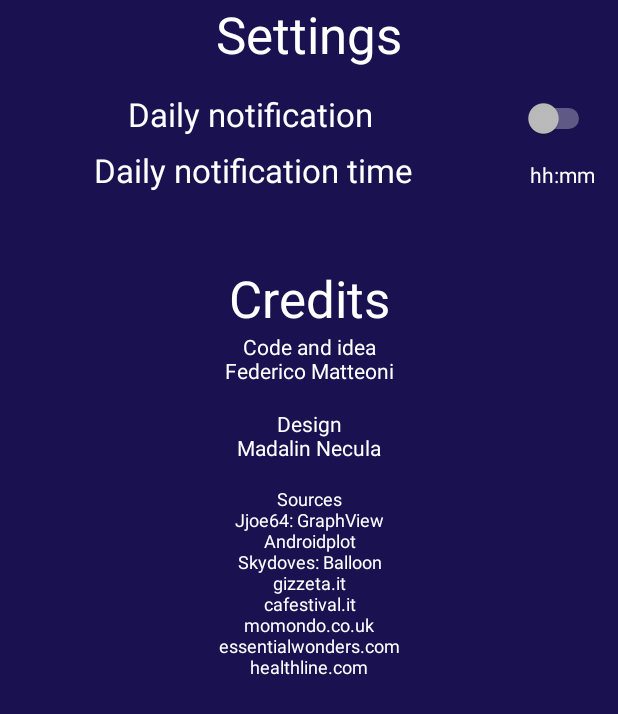
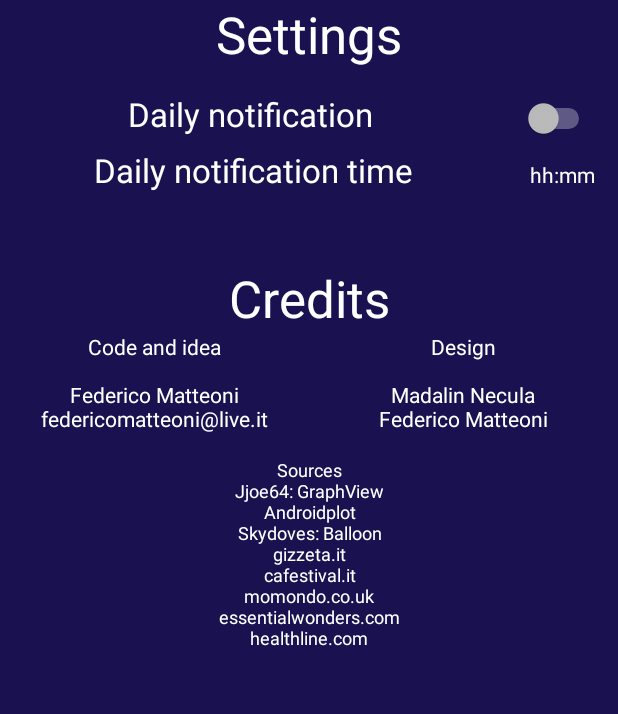
Before and after one commit to FedeX15/CoffeeMonitor, an Android app: the pref screen opened directly, with no data from a screen before it, on a phone screen of 412 x 824 dp. Shown: the top 714 px of the screen. Run offline under Robolectric (Android 15) with nearby library versions, the phone set to English and light mode, and no system bars; our stand-ins replace AdMob.

Commit message:
Credits layout

```diff
--- a/app/src/main/res/layout/activity_pref.xml
+++ b/app/src/main/res/layout/activity_pref.xml
@@ -142,17 +142,31 @@
                 android:text="@string/credits"
                 android:textAppearance="@style/TextAppearance.AppCompat.Display1" />
 
+            <LinearLayout
+                android:layout_width="match_parent"
+                android:layout_height="wrap_content"
+                android:layout_weight="1"
+                android:orientation="horizontal">
+
+                <LinearLayout
+                    android:layout_width="0dp"
+                    android:layout_height="wrap_content"
+                    android:layout_weight="1"
+                    android:orientation="vertical">
+
                     <TextView
                         android:id="@+id/textView3"
                         android:layout_width="match_parent"
                         android:layout_height="wrap_content"
                         android:gravity="center"
                         android:text="@string/codice_e_idea_nfederico_matteoni" />
+                </LinearLayout>
 
-            <Space
-                android:layout_width="match_parent"
-                android:layout_height="wrap_content"
-                android:layout_margin="8dp" />
+                <LinearLayout
+                    android:layout_width="0dp"
+                    android:layout_height="match_parent"
+                    android:layout_weight="1"
+                    android:orientation="vertical">
 
                     <TextView
                         android:id="@+id/textView4"
@@ -160,6 +174,8 @@
                         android:layout_height="wrap_content"
                         android:gravity="center"
                         android:text="@string/design_nmadalin_necula" />
+                </LinearLayout>
+            </LinearLayout>
 
             <Space
                 android:layout_width="match_parent"
--- a/app/src/main/res/values/strings.xml
+++ b/app/src/main/res/values/strings.xml
@@ -121,8 +121,8 @@
     <string name="orario_notifica_giornaliera">Daily notification time</string>
     <string name="settings">Settings</string>
     <string name="storico_a_linee_barre">Line / bar history</string>
-    <string name="codice_e_idea_nfederico_matteoni">Code and idea\nFederico Matteoni</string>
-    <string name="design_nmadalin_necula">Design\nMadalin Necula</string>
+    <string name="codice_e_idea_nfederico_matteoni">Code and idea\n\nFederico Matteoni\nfedericomatteoni@live.it</string>
+    <string name="design_nmadalin_necula">Design\n\nMadalin Necula\nFederico Matteoni</string>
     <string name="credits">Credits</string>
     <string name="generalstats">General stats</string>
     <string name="toomuchcupstip">You have already drunk more than 5 cups today, which is the maximum recommended dose by the FDA (Food and Drug Administration). Be careful!</string>
```
Also changed, not shown: 2 other files. Lines whose indentation alone changed are shown as unchanged.
